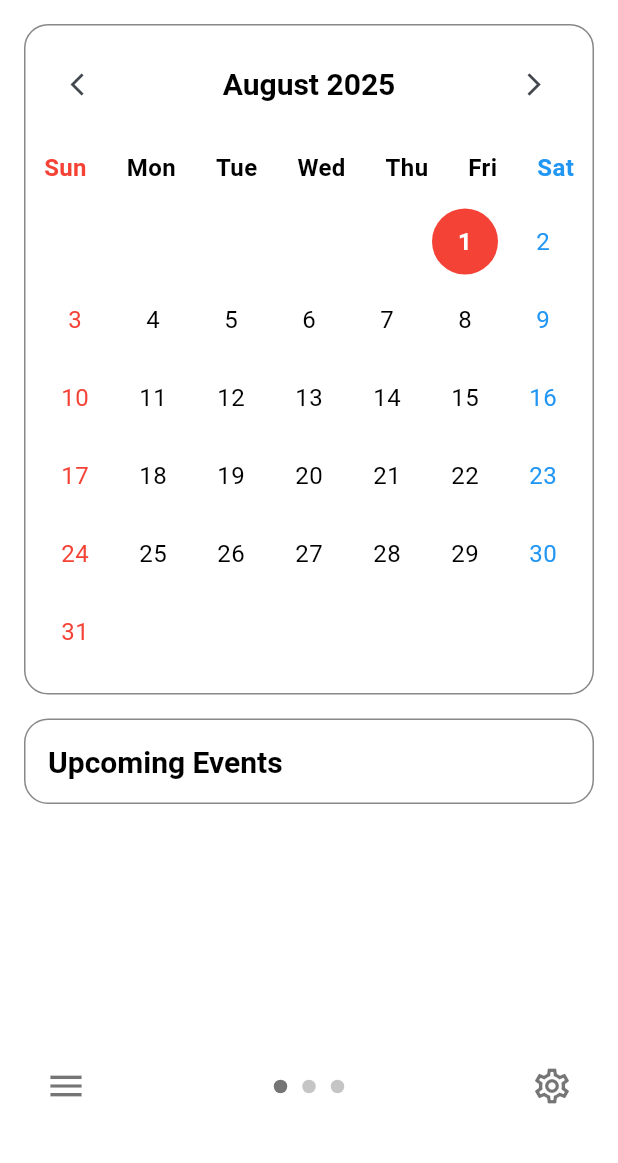
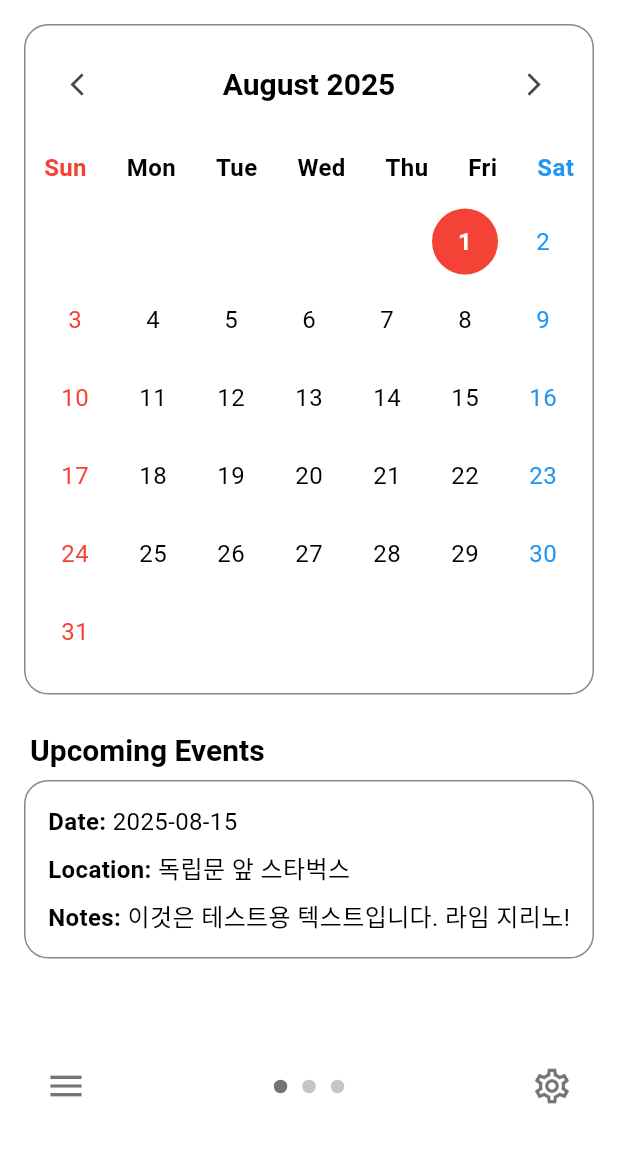
Before and after one commit to mark3lim/manage_meeting, a Flutter app: the HomePage screen opened by its route, on a phone screen of 412 x 824 dp, the part 72-1235 px from its top. Run offline on Flutter 3.47's test engine with Material 3 defaults, Android fonts, the phone set to English and light mode, and no system bars; our stand-ins replace flutter_riverpod, go_router.

Commit message:
upcoming events design

```diff
--- a/lib/l10n/app_en.arb
+++ b/lib/l10n/app_en.arb
@@ -35,5 +35,21 @@
   "upcomingEventsTitle": "Upcoming Events",
   "@upcomingEventsTitle": {
     "description": "Title for the section displaying upcoming events"
+  },
+  "upcomingEventsDateTitle": "Date",
+  "@dateTitle": {
+    "description": "Ttile for the section displaying the date of the Upcoming Events"
+  },
+  "upcomingEventsTimeTitle": "Time",
+  "@timeTitle": {
+    "description": "Ttile for the section displaying the time of the Upcoming Events"
+  },
+  "upcomingEventsLocationTitle": "Location",
+  "@locationTitle": {
+    "description": "Ttile for the section displaying the location of the Upcoming Events"
+  },
+  "upcomingEventsNotesTitle": "Notes",
+  "@descriptionTitle": {
+    "description": "Ttile for the section displaying the notes of the Upcoming Events"
   }
 }
--- a/lib/l10n/app_ko.arb
+++ b/lib/l10n/app_ko.arb
@@ -35,5 +35,21 @@
   "upcomingEventsTitle": "다가오는 일정",
   "@upcomingEventsTitle": {
     "description": "다가오는 일정을 표시하는 섹션의 제목"
+  },
+  "upcomingEventsDateTitle": "날짜",
+  "@dateTitle": {
+    "description": "날짜를 표시하는 섹션의 제목"
+  },
+  "upcomingEventsTimeTitle": "시간",
+  "@timeTitle": {
+    "description": "다가오는 일정에서 시간을 표시하는 섹션의 제목"
+  },
+  "upcomingEventsLocationTitle": "장소",
+  "@locationTitle": {
+    "description": "다가오는 일정에서 장소를 표시하는 섹션의 제목"
+  },
+  "upcomingEventsNotesTitle": "내용",
+  "@descriptionTitle": {
+    "description": "다가오는 일정에서 내용을 표시하는 섹션의 제목"
   }
 }
--- a/lib/LoginPage.dart
+++ b/lib/login_page.dart
@@ -101,7 +101,7 @@ class _LoginPageState extends State<LoginPage> {
                 enableSuggestions: false,
                 autocorrect: false,
                 autofillHints: null,
-                onSubmitted: (_) => _checkPassword(),
+                // onSubmitted: (_) => _checkPassword(),
               ),
               const SizedBox(height: 16.0),
               SizedBox(
--- a/lib/router.dart
+++ b/lib/router.dart
@@ -1,6 +1,6 @@
 import 'package:go_router/go_router.dart';
-import 'package:manage_meeting/LoginPage.dart';
-import 'package:manage_meeting/screen/HomePage.dart';
+import 'package:manage_meeting/login_page.dart';
+import 'package:manage_meeting/screen/home_page.dart';
 import 'package:manage_meeting/screen/menus/menu.dart';
 
 /// [router]는 앱의 네비게이션을 관리하는 [GoRouter] 인스턴스입니다.
--- a/lib/screen/HomePage.dart
+++ b/lib/screen/home_page.dart
@@ -4,6 +4,7 @@ import 'package:manage_meeting/generated/l10n/app_localizations.dart';
 import 'package:manage_meeting/screen/widgets/calendar_card.dart';
 import 'package:manage_meeting/screen/widgets/glassmorphic_bottom_nav_bar.dart';
 import 'package:manage_meeting/screen/widgets/upcoming_events_card.dart';
+import 'package:manage_meeting/viewmodel/home_page_viewmodel.dart';
 
 /// [HomePage] 클래스는 로그인 성공 후 표시되는 메인 화면을 구성하는 [ConsumerWidget] 입니다.
 ///
@@ -31,7 +32,11 @@ class HomePage extends ConsumerWidget {
         bottom: false, // 하단 SafeArea는 네비게이션 바에서 직접 처리
         child: Padding(
           padding: const EdgeInsets.fromLTRB(16.0, 16.0, 16.0, 0), // 하단 패딩 제거
-          child: ListView(
+          child: PageView(
+            onPageChanged: (index) =>
+                ref.read(pageIndexProvider.notifier).state = index,
+            children: [
+              ListView(
                 children: [
                   Text(
                     AppLocalizations.of(context)!.homePageTitle,
@@ -42,6 +47,10 @@ class HomePage extends ConsumerWidget {
                   const SizedBox(height: 100), // 하단 네비게이션 바와의 간격 확보
                 ],
               ),
+              const Center(child: Text('Page 2')),
+              const Center(child: Text('Page 3')),
+            ],
+          ),
         ),
       ),
       bottomNavigationBar: const GlassmorphicBottomNavBar(), // 분리된 하단 네비게이션 바 위젯 사용
--- a/lib/screen/widgets/calendar_card.dart
+++ b/lib/screen/widgets/calendar_card.dart
@@ -21,7 +21,10 @@ class CalendarCard extends ConsumerWidget {
       elevation: 0,
       shape: RoundedRectangleBorder(
         borderRadius: BorderRadius.circular(16.0),
-        side: BorderSide(color: Theme.of(context).colorScheme.outline, width: 1.0),
+        side: BorderSide(
+          color: Theme.of(context).colorScheme.outline,
+          width: 1.0
+        ),
       ),
       child: Column(
         mainAxisSize: MainAxisSize.min,
--- a/lib/screen/widgets/glassmorphic_bottom_nav_bar.dart
+++ b/lib/screen/widgets/glassmorphic_bottom_nav_bar.dart
@@ -1,14 +1,18 @@
 import 'dart:ui';
 import 'package:flutter/material.dart';
+import 'package:flutter_riverpod/flutter_riverpod.dart';
 import 'package:go_router/go_router.dart';
+import 'package:manage_meeting/viewmodel/home_page_viewmodel.dart';
 
-/// [GlassmorphicBottomNavBar]는 iOS 스타일의 "리퀴드 글래스" UI를 적용한 하단 네비게이션 바입니다.
-class GlassmorphicBottomNavBar extends StatelessWidget {
+/// [GlassmorphicBottomNavBar]는 iOS 스타일의 "리퀴드 글래스" UI를 적용한 하단 네비게ATION 바입니다.
+class GlassmorphicBottomNavBar extends ConsumerWidget {
   /// [GlassmorphicBottomNavBar]의 생성자입니다.
   const GlassmorphicBottomNavBar({super.key});
 
   @override
-  Widget build(BuildContext context) {
+  Widget build(BuildContext context, WidgetRef ref) {
+    final pageIndex = ref.watch(pageIndexProvider);
+
     return ClipRRect(
       borderRadius: const BorderRadius.vertical(top: Radius.circular(25.0)),
       child: BackdropFilter(
@@ -37,7 +41,7 @@ class GlassmorphicBottomNavBar extends StatelessWidget {
                     width: 9.0,
                     height: 9.0,
                     decoration: BoxDecoration(
-                      color: index == 0
+                      color: index == pageIndex
                           ? Colors.black54
                           : Colors.grey.withOpacity(0.6),
                       shape: BoxShape.circle,
--- a/lib/screen/widgets/upcoming_events_card.dart
+++ b/lib/screen/widgets/upcoming_events_card.dart
@@ -8,27 +8,76 @@ class UpcomingEventsCard extends StatelessWidget {
 
   @override
   Widget build(BuildContext context) {
-    return Card(
-      margin: const EdgeInsets.only(top: 16.0),
+    return Column(
+      crossAxisAlignment: CrossAxisAlignment.stretch,
+      children: [
+        // 독립된 제목
+        Padding(
+          padding: const EdgeInsets.only(top: 24.0, bottom: 8.0, left: 4.0),
+          child: Text(
+            AppLocalizations.of(context)!.upcomingEventsTitle,
+            style: Theme.of(context).textTheme.titleLarge,
+          ),
+        ),
+        // 카드 컨테이너
+        Card(
+          margin: EdgeInsets.zero,
           color: Theme.of(context).colorScheme.surface,
           elevation: 0,
           shape: RoundedRectangleBorder(
             borderRadius: BorderRadius.circular(16.0),
-        side: BorderSide(color: Theme.of(context).colorScheme.outline, width: 1.0),
+            side: BorderSide(
+              color: Theme.of(context).colorScheme.outline,
+              width: 1.0,
+            ),
           ),
           child: Padding(
             padding: const EdgeInsets.all(16.0),
             child: Column(
               crossAxisAlignment: CrossAxisAlignment.start,
               children: [
-            Text(
-              AppLocalizations.of(context)!.upcomingEventsTitle,
-              style: Theme.of(context).textTheme.titleLarge,
-            ),
                 // TODO: 다가오는 일정 목록을 여기에 구현합니다.
+                RichText(
+                  text: TextSpan(
+                    style: DefaultTextStyle.of(context).style,
+                    children: <TextSpan>[
+                      TextSpan(
+                          text: "${AppLocalizations.of(context)!.upcomingEventsDateTitle}: ",
+                          style: const TextStyle(fontWeight: FontWeight.bold)),
+                      const TextSpan(text: '2025-08-15'),
                     ],
                   ),
                 ),
+                const SizedBox(height: 8),
+                RichText(
+                  text: TextSpan(
+                    style: DefaultTextStyle.of(context).style,
+                    children: <TextSpan>[
+                      TextSpan(
+                          text: "${AppLocalizations.of(context)!.upcomingEventsLocationTitle}: ",
+                          style: const TextStyle(fontWeight: FontWeight.bold)),
+                      const TextSpan(text: '독립문 앞 스타벅스'),
+                    ],
+                  ),
+                ),
+                const SizedBox(height: 8),
+                RichText(
+                  text: TextSpan(
+                    style: DefaultTextStyle.of(context).style,
+                    children: <TextSpan>[
+                      TextSpan(
+                          text: "${AppLocalizations.of(context)!.upcomingEventsNotesTitle}: ",
+                          style: const TextStyle(fontWeight: FontWeight.bold)),
+                      const TextSpan(
+                          text: '이것은 테스트용 텍스트입니다. 라임 지리노!'),
+                    ],
+                  ),
+                ),
+              ],
+            ),
+          ),
+        ),
+      ],
     );
   }
 }
--- a/lib/viewmodel/home_page_viewmodel.dart
+++ b/lib/viewmodel/home_page_viewmodel.dart
@@ -28,3 +28,6 @@ class HomePageViewModel extends Notifier<DateTime> {
 final homePageProvider = NotifierProvider<HomePageViewModel, DateTime>(
   HomePageViewModel.new,
 );
+
+/// [pageIndexProvider]는 홈 화면의 [PageView]의 현재 페이지 인덱스를 관리합니다.
+final pageIndexProvider = StateProvider<int>((ref) => 0);
```
Also changed, not shown: lib/generated/l10n/app_localizations.dart, lib/generated/l10n/app_localizations_en.dart, lib/generated/l10n/app_localizations_ko.dart. Lines whose indentation alone changed are shown as unchanged.
